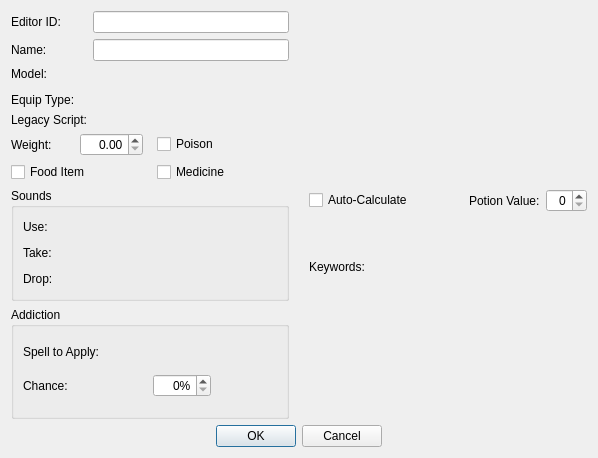
First picture: the form in native/src/DovahKit/ui/form_windows/potion.ui, repository DavidJCobb/DovahKit, before the edit.
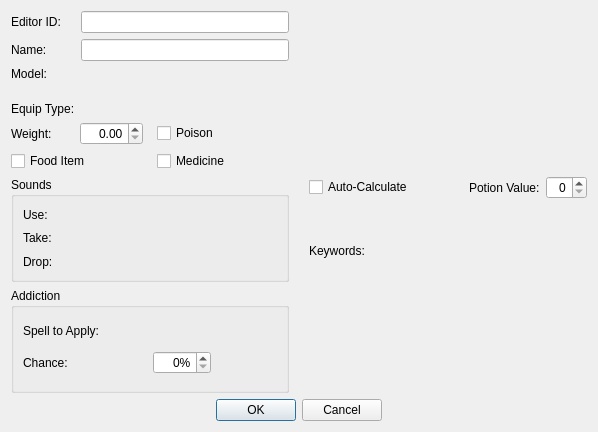
Second picture: the form after the edit. Custom widgets are drawn as their Qt base class.

```diff
--- a/native/src/DovahKit/ui/form_windows/potion.ui
+++ b/native/src/DovahKit/ui/form_windows/potion.ui
@@ -7,7 +7,7 @@
     <x>0</x>
     <y>0</y>
     <width>598</width>
-    <height>458</height>
+    <height>432</height>
    </rect>
   </property>
   <property name="windowTitle">
@@ -44,9 +44,6 @@
        <item row="4" column="1">
         <widget class="DKFormPicker" name="equipType"/>
        </item>
-       <item row="5" column="1">
-        <widget class="DKFormPicker" name="legacyScript"/>
-       </item>
        <item row="0" column="0">
         <widget class="QLabel" name="label_2">
          <property name="text">
@@ -60,16 +57,6 @@
        <item row="1" column="1">
         <widget class="QLineEdit" name="name"/>
        </item>
-       <item row="5" column="0">
-        <widget class="QLabel" name="label_4">
-         <property name="text">
-          <string>Legacy Script:</string>
-         </property>
-         <property name="buddy">
-          <cstring>legacyScript</cstring>
-         </property>
-        </widget>
-       </item>
        <item row="0" column="1">
         <widget class="QLineEdit" name="editorID"/>
        </item>
```
Left out of the diff: 7 changed lines with no effect on the pictures.
